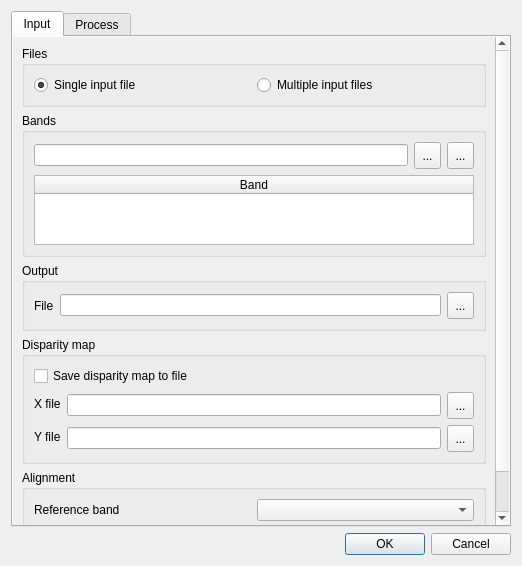
timlinux/QGIS, file python/plugins/sumbandilasat/tools/bandaligner/bandaligner.ui: the form before one commit.
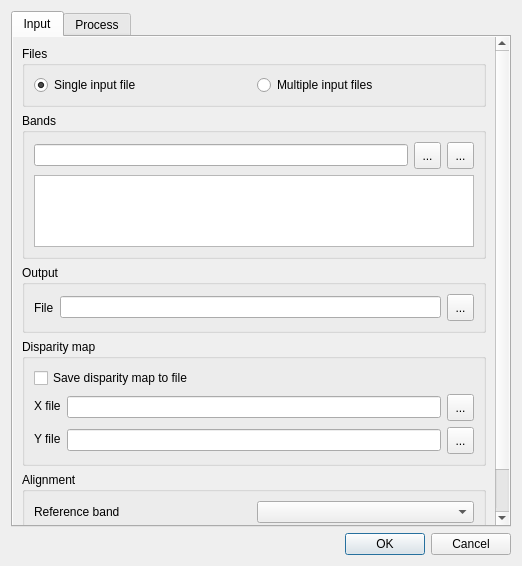
The form after the commit. Icons and pictures are not drawn.

Commit message: Change files list to a listWidget and enable drag  drop reordering

What changed in the file:
```diff
--- a/python/plugins/sumbandilasat/tools/bandaligner/bandaligner.ui
+++ b/python/plugins/sumbandilasat/tools/bandaligner/bandaligner.ui
@@ -46,9 +46,9 @@
           <property name="geometry">
            <rect>
             <x>0</x>
-            <y>0</y>
-            <width>498</width>
-            <height>493</height>
+            <y>-16</y>
+            <width>485</width>
+            <height>567</height>
            </rect>
           </property>
           <layout class="QGridLayout" name="gridLayout_8">
@@ -143,12 +143,17 @@
                </widget>
               </item>
               <item row="1" column="0">
-               <widget class="QTableWidget" name="tableWidget">
-                <property name="editTriggers">
-                 <set>QAbstractItemView::NoEditTriggers</set>
+               <widget class="QListWidget" name="listWidget">
+                <property name="minimumSize">
+                 <size>
+                  <width>0</width>
+                  <height>72</height>
+                 </size>
                 </property>
-                <property name="tabKeyNavigation">
-                 <bool>false</bool>
+                <property name="font">
+                 <font>
+                  <pointsize>10</pointsize>
+                 </font>
                 </property>
                 <property name="showDropIndicator" stdset="0">
                  <bool>false</bool>
@@ -156,35 +161,6 @@
                 <property name="selectionMode">
                  <enum>QAbstractItemView::SingleSelection</enum>
                 </property>
-                <property name="selectionBehavior">
-                 <enum>QAbstractItemView::SelectRows</enum>
-                </property>
-                <attribute name="horizontalHeaderCascadingSectionResizes">
-                 <bool>true</bool>
-                </attribute>
-                <attribute name="horizontalHeaderDefaultSectionSize">
-                 <number>40</number>
-                </attribute>
-                <attribute name="horizontalHeaderHighlightSections">
-                 <bool>true</bool>
-                </attribute>
-                <attribute name="horizontalHeaderMinimumSectionSize">
-                 <number>40</number>
-                </attribute>
-                <attribute name="horizontalHeaderShowSortIndicator" stdset="0">
-                 <bool>true</bool>
-                </attribute>
-                <attribute name="horizontalHeaderStretchLastSection">
-                 <bool>true</bool>
-                </attribute>
-                <attribute name="verticalHeaderDefaultSectionSize">
-                 <number>30</number>
-                </attribute>
-                <column>
-                 <property name="text">
-                  <string>Band</string>
-                 </property>
-                </column>
                </widget>
               </item>
              </layout>
```
Left out of the diff: 8 changed lines with no effect on the pictures. The commit also changes 1 other file.
